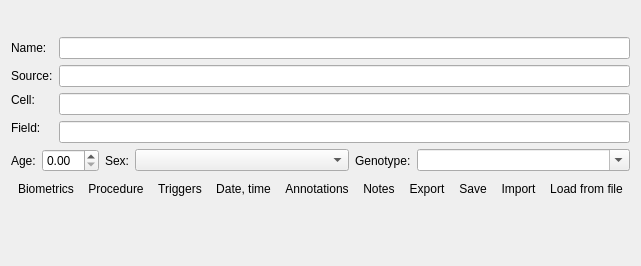
First picture: the form in src/scipyen/gui/widgets/metadatawidget.ui, repository ctigaret/scipyen, before the edit.
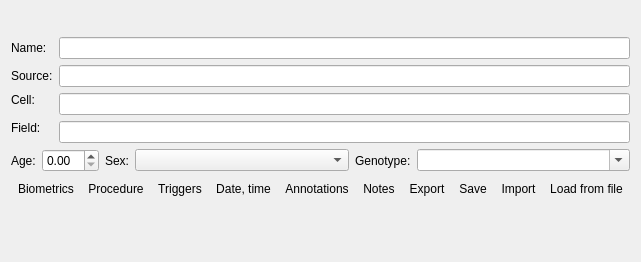
Second picture: the form after the edit. Icons and pictures are not drawn. Custom widgets are drawn as their Qt base class.

Patch:
```diff
--- a/src/scipyen/gui/widgets/metadatawidget.ui
+++ b/src/scipyen/gui/widgets/metadatawidget.ui
@@ -6,8 +6,8 @@
    <rect>
     <x>0</x>
     <y>0</y>
-    <width>597</width>
-    <height>266</height>
+    <width>517</width>
+    <height>262</height>
    </rect>
   </property>
   <property name="windowTitle">
```
Left out of the diff: 44 changed lines with no effect on the pictures.
